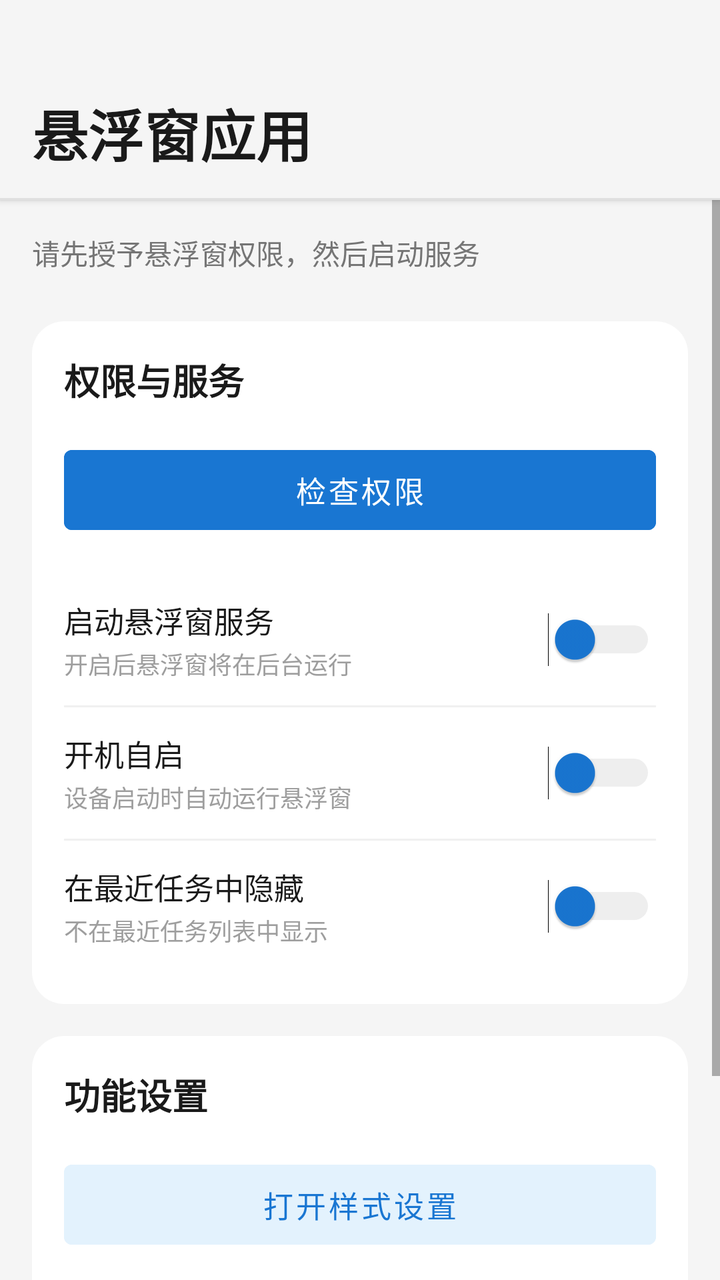
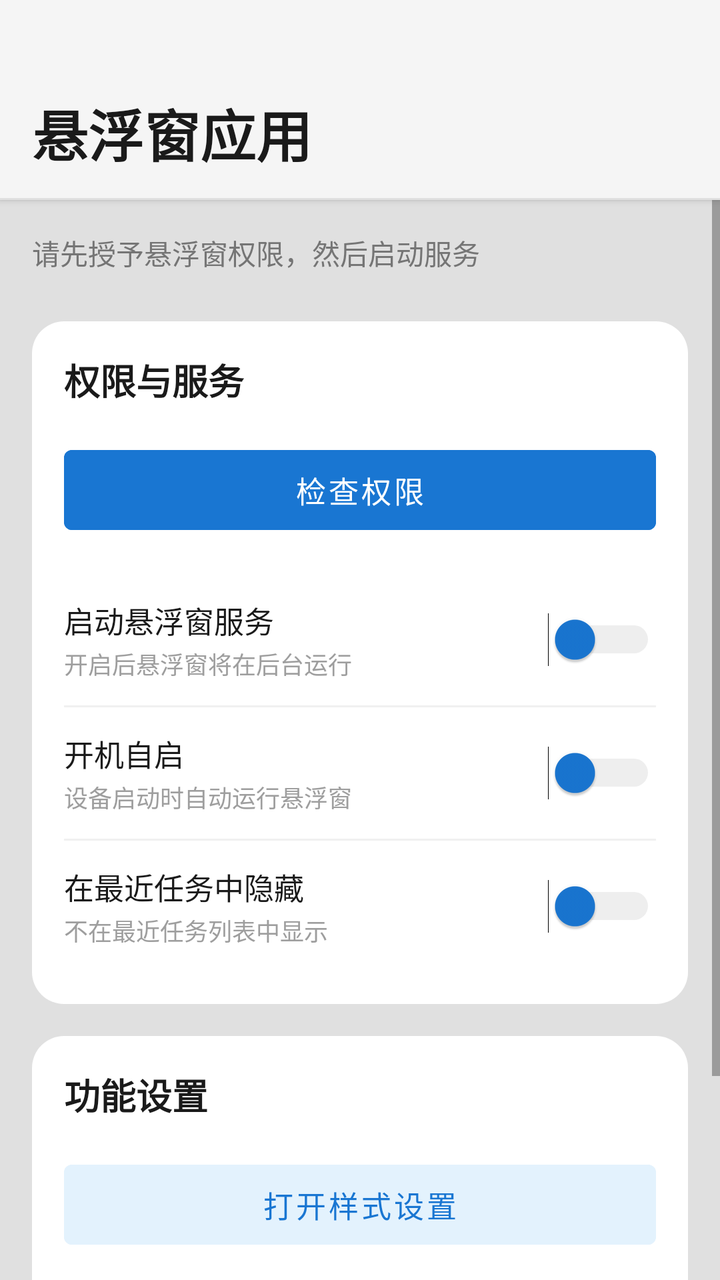

Before-and-after screenshots of an Android layout around one commit, followed by the original layout XML and the change that was made.
<!-- AndroidManifest.xml: activity theme Theme.ModernSettings -->
<!-- res/layout/activity_main.xml -->
<?xml version="1.0" encoding="utf-8"?>
<LinearLayout xmlns:android="http://schemas.android.com/apk/res/android"
    android:layout_width="match_parent"
    android:layout_height="match_parent"
    android:orientation="vertical"
    android:background="#F5F5F5">

    
    <LinearLayout
        android:layout_width="match_parent"
        android:layout_height="wrap_content"
        android:orientation="vertical"
        android:background="?attr/bgPage"
        android:elevation="2dp">

        <TextView
            android:layout_width="wrap_content"
            android:layout_height="wrap_content"
            android:text="悬浮窗应用"
            android:textSize="28sp"
            android:textStyle="bold"
            android:textColor="?attr/textPrimary"
            android:paddingHorizontal="16dp"
            android:paddingTop="46dp"
            android:paddingBottom="12dp" />

        <View
            android:layout_width="match_parent"
            android:layout_height="1dp"
            android:background="?attr/dividerColor" />

    </LinearLayout>

    <ScrollView
        android:layout_width="match_parent"
        android:layout_height="match_parent"
        android:fillViewport="true">

    <LinearLayout
        android:layout_width="match_parent"
        android:layout_height="wrap_content"
        android:orientation="vertical"
        android:padding="16dp">

        <TextView
            android:layout_width="wrap_content"
            android:layout_height="wrap_content"
            android:text="请先授予悬浮窗权限，然后启动服务"
            android:textSize="14sp"
            android:textColor="?attr/textSecondary"
            android:layout_marginBottom="24dp" />

        
        <LinearLayout
            android:layout_width="match_parent"
            android:layout_height="wrap_content"
            android:orientation="vertical"
            android:background="@drawable/card_background"
            android:padding="16dp"
            android:layout_marginBottom="16dp">

            <TextView
                android:layout_width="wrap_content"
                android:layout_height="wrap_content"
                android:text="权限与服务"
                android:textSize="18sp"
                android:textStyle="bold"
                android:textColor="?attr/textPrimary"
                android:layout_marginBottom="16dp" />

            <Button
                android:id="@+id/btn_check_permission"
                android:layout_width="match_parent"
                android:layout_height="52dp"
                android:text="检查权限"
                android:textSize="15sp"
                android:textColor="#FFFFFF"
                android:backgroundTint="?attr/colorPrimaryBrand"
                android:stateListAnimator="@null"
                android:layout_marginBottom="16dp" />

            
            <LinearLayout
                android:layout_width="match_parent"
                android:layout_height="wrap_content"
                android:orientation="horizontal"
                android:gravity="center_vertical"
                android:paddingVertical="12dp">

                <LinearLayout
                    android:layout_width="0dp"
                    android:layout_height="wrap_content"
                    android:layout_weight="1"
                    android:orientation="vertical">

                    <TextView
                        android:layout_width="wrap_content"
                        android:layout_height="wrap_content"
                        android:text="启动悬浮窗服务"
                        android:textSize="15sp"
                        android:textColor="#1A1A1A" />

                    <TextView
                        android:layout_width="wrap_content"
                        android:layout_height="wrap_content"
                        android:text="开启后悬浮窗将在后台运行"
                        android:textSize="12sp"
                        android:textColor="?attr/textHint"
                        android:layout_marginTop="2dp" />

                </LinearLayout>

                <Switch
                    android:id="@+id/switch_service"
                    android:layout_width="wrap_content"
                    android:layout_height="wrap_content"
                    android:thumbTint="?attr/colorPrimaryBrand"
                    android:trackTint="?attr/trackColor" />

            </LinearLayout>

            <View
                android:layout_width="match_parent"
                android:layout_height="1dp"
                android:background="?attr/dividerLight" />

            
            <LinearLayout
                android:layout_width="match_parent"
                android:layout_height="wrap_content"
                android:orientation="horizontal"
                android:gravity="center_vertical"
                android:paddingVertical="12dp">

                <LinearLayout
                    android:layout_width="0dp"
                    android:layout_height="wrap_content"
                    android:layout_weight="1"
                    android:orientation="vertical">

                    <TextView
                        android:layout_width="wrap_content"
                        android:layout_height="wrap_content"
                        android:text="开机自启"
                        android:textSize="15sp"
                        android:textColor="#1A1A1A" />

                    <TextView
                        android:layout_width="wrap_content"
                        android:layout_height="wrap_content"
                        android:text="设备启动时自动运行悬浮窗"
                        android:textSize="12sp"
                        android:textColor="?attr/textHint"
                        android:layout_marginTop="2dp" />

                </LinearLayout>

                <Switch
                    android:id="@+id/switch_boot_start"
                    android:layout_width="wrap_content"
                    android:layout_height="wrap_content"
                    android:thumbTint="?attr/colorPrimaryBrand"
                    android:trackTint="?attr/trackColor" />

            </LinearLayout>

            <View
                android:layout_width="match_parent"
                android:layout_height="1dp"
                android:background="?attr/dividerLight" />

            
            <LinearLayout
                android:layout_width="match_parent"
                android:layout_height="wrap_content"
                android:orientation="horizontal"
                android:gravity="center_vertical"
                android:paddingVertical="12dp">

                <LinearLayout
                    android:layout_width="0dp"
                    android:layout_height="wrap_content"
                    android:layout_weight="1"
                    android:orientation="vertical">

                    <TextView
                        android:layout_width="wrap_content"
                        android:layout_height="wrap_content"
                        android:text="在最近任务中隐藏"
                        android:textSize="15sp"
                        android:textColor="#1A1A1A" />

                    <TextView
                        android:layout_width="wrap_content"
                        android:layout_height="wrap_content"
                        android:text="不在最近任务列表中显示"
                        android:textSize="12sp"
                        android:textColor="?attr/textHint"
                        android:layout_marginTop="2dp" />

                </LinearLayout>

                <Switch
                    android:id="@+id/switch_exclude_recents"
                    android:layout_width="wrap_content"
                    android:layout_height="wrap_content"
                    android:thumbTint="?attr/colorPrimaryBrand"
                    android:trackTint="?attr/trackColor" />

            </LinearLayout>

        </LinearLayout>

        
        <LinearLayout
            android:layout_width="match_parent"
            android:layout_height="wrap_content"
            android:orientation="vertical"
            android:background="@drawable/card_background"
            android:padding="16dp"
            android:layout_marginBottom="16dp">

            <TextView
                android:layout_width="wrap_content"
                android:layout_height="wrap_content"
                android:text="功能设置"
                android:textSize="18sp"
                android:textStyle="bold"
                android:textColor="?attr/textPrimary"
                android:layout_marginBottom="16dp" />

            <Button
                android:id="@+id/btn_open_settings"
                android:layout_width="match_parent"
                android:layout_height="52dp"
                android:text="打开样式设置"
                android:textSize="15sp"
                android:textColor="?attr/colorPrimaryBrand"
                android:backgroundTint="?attr/btnSecondaryBg"
                android:stateListAnimator="@null"
                android:layout_marginBottom="12dp" />

            <Button
                android:id="@+id/btn_test_simple"
                android:layout_width="match_parent"
                android:layout_height="52dp"
                android:text="测试：显示红色条（简化版）"
                android:textSize="15sp"
                android:textColor="#D32F2F"
                android:backgroundTint="?attr/btnSecondaryBg"
                android:stateListAnimator="@null" />

        </LinearLayout>

        
        <TextView
            android:layout_width="wrap_content"
            android:layout_height="wrap_content"
            android:text="提示：启动服务后，Activity将关闭，悬浮窗将在后台运行"
            android:textSize="12sp"
            android:textColor="?attr/textHint"
            android:gravity="center"
            android:layout_gravity="center_horizontal"
            android:layout_marginTop="8dp" />

    </LinearLayout>

    </ScrollView>

</LinearLayout>
<!-- resources referenced by this layout -->
<resources>
  <!-- drawable card_background (drawable) -->
  <?xml version="1.0" encoding="utf-8"?>
  <shape xmlns:android="http://schemas.android.com/apk/res/android"
      android:shape="rectangle">
      <solid android:color="?attr/bgCard" />
      <corners android:radius="16dp" />
  </shape>
  <style name="Theme.ModernSettings" parent="Theme.MaterialComponents.DayNight.NoActionBar">
          <item name="colorPrimary">#1976D2</item>
          <item name="colorPrimaryVariant">#1565C0</item>
          <item name="colorOnPrimary">@color/white</item>
          <item name="colorSecondary">#1976D2</item>
          <item name="colorSecondaryVariant">#1565C0</item>
          <item name="colorOnSecondary">@color/white</item>
          <item name="android:statusBarColor">#F5F5F5</item>
          <item name="android:windowBackground">#F5F5F5</item>
          <item name="android:navigationBarColor">#F5F5F5</item>
          <item name="android:windowLightStatusBar" tools:targetApi="m">true</item>
          
          <item name="bgPage">#F5F5F5</item>
          <item name="bgCard">#FFFFFF</item>
          <item name="textPrimary">#1A1A1A</item>
          <item name="textSecondary">#757575</item>
          <item name="textHint">#9E9E9E</item>
          <item name="dividerColor">#E0E0E0</item>
          <item name="dividerLight">#F0F0F0</item>
          <item name="colorPrimaryBrand">#1976D2</item>
          <item name="btnSecondaryBg">#E3F2FD</item>
          <item name="btnSecondaryText">#1976D2</item>
          <item name="trackColor">#BDBDBD</item>
          <item name="inputBg">#FFFFFF</item>
          <item name="inputStroke">#D0D0D0</item>
      </style>
  <color name="white">#FFFFFFFF</color>
</resources>

<!-- the commit's change to res/layout/activity_main.xml (unified diff, before → after) -->
@@ -3,7 +3,7 @@
     android:layout_width="match_parent"
     android:layout_height="match_parent"
     android:orientation="vertical"
-    android:background="#F5F5F5">
+    android:background="?attr/dividerColor">
 
     
     <LinearLayout
@@ -98,7 +98,7 @@
                         android:layout_height="wrap_content"
                         android:text="启动悬浮窗服务"
                         android:textSize="15sp"
-                        android:textColor="#1A1A1A" />
+                        android:textColor="?attr/textPrimary" />
 
                     <TextView
                         android:layout_width="wrap_content"
@@ -143,7 +143,7 @@
                         android:layout_height="wrap_content"
                         android:text="开机自启"
                         android:textSize="15sp"
-                        android:textColor="#1A1A1A" />
+                        android:textColor="?attr/textPrimary" />
 
                     <TextView
                         android:layout_width="wrap_content"
@@ -188,7 +188,7 @@
                         android:layout_height="wrap_content"
                         android:text="在最近任务中隐藏"
                         android:textSize="15sp"
-                        android:textColor="#1A1A1A" />
+                        android:textColor="?attr/textPrimary" />
 
                     <TextView
                         android:layout_width="wrap_content"
